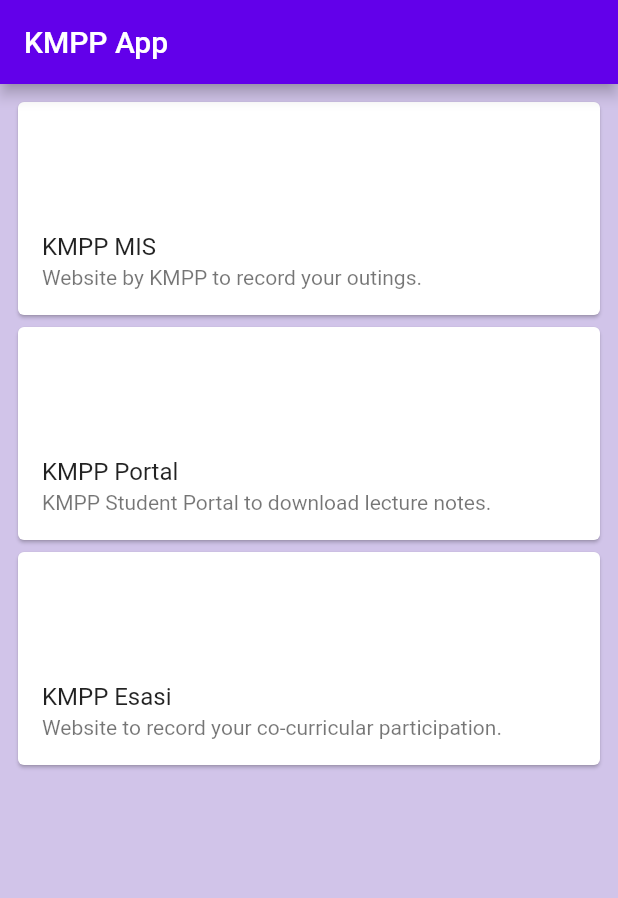
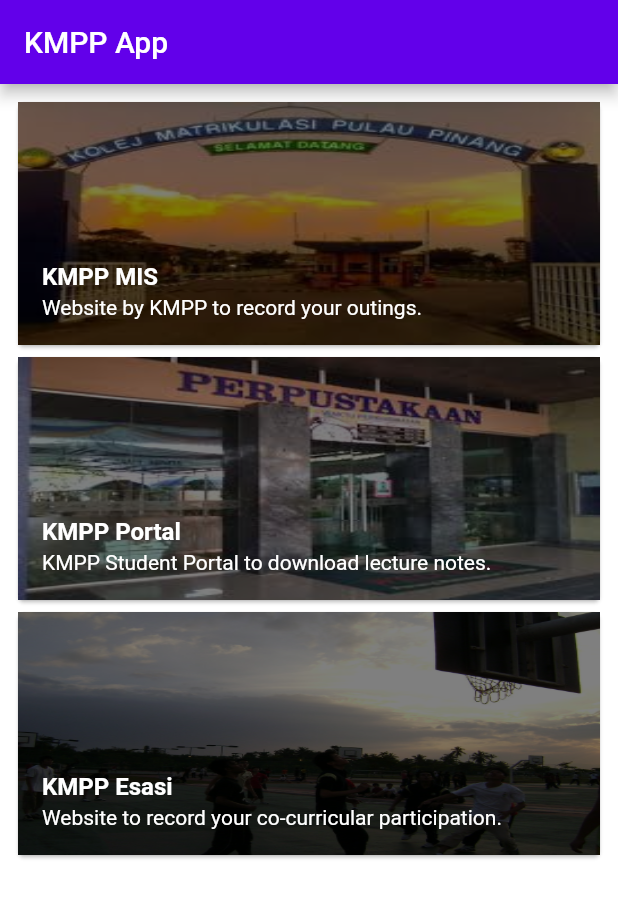
Before and after one commit to autumnlewjb/MyFirstApp, a Flutter app: the screen it shows after launch, on a phone screen of 412 x 824 dp. Shown: the top 898 px of the screen. Run offline on Flutter 3.47's test engine with Material 2 defaults, Android fonts, the phone set to English and light mode, and no system bars.

Commit message:
insert image into the cards and use list view instead

```diff
--- a/kmpp_app/lib/main.dart
+++ b/kmpp_app/lib/main.dart
@@ -1,28 +1,39 @@
 import 'package:flutter/material.dart';
+import 'package:flutter/rendering.dart';
 import 'package:url_launcher/url_launcher.dart';
 
 // The main function is the starting point for all our Flutter apps
 void main() {
   WidgetsFlutterBinding.ensureInitialized();
-  runApp(
-    MaterialApp(
-      home: Scaffold(
-        backgroundColor: Colors.deepPurple[100],
+  runApp(new HomeScreenApp());
+}
+
+class HomeScreenApp extends StatelessWidget {
+  @override
+  Widget build(BuildContext context) {
+    return new MaterialApp(home: new HomeScreenContent());
+  }
+}
+
+class HomeScreenContent extends StatelessWidget {
+  @override
+  Widget build(BuildContext context) {
+    return new Scaffold(
+      backgroundColor: Colors.white,
       appBar: AppBar(
         title: Text('KMPP App'),
         backgroundColor: Colors.deepPurpleAccent[700],
       ),
       body: Padding(
         padding: const EdgeInsets.all(8.0),
-          child: Column(
+        child: ListView(
           children: <Widget>[
             buttons,
           ],
         ),
       ),
-      ),
-    ),
     );
+  }
 }
 
 final kmppLogo = new Expanded(
@@ -44,15 +55,42 @@ final buttons = new Column(
     InkWell(
       onTap: _launchMIS,
       child: Container(
-        height: 150,
+        height: 170,
         child: Card(
-          child: Column(
+          child: Stack(
+            children: <Widget>[
+              Container(
+                decoration: BoxDecoration(
+                  image: DecorationImage(
+                    image: AssetImage('images/welcome.jpg'),
+                    colorFilter: ColorFilter.mode(
+                      Colors.black.withOpacity(0.5),
+                      BlendMode.luminosity,
+                    ),
+                    fit: BoxFit.fill,
+                  ),
+                ),
+              ),
+              Column(
                 mainAxisAlignment: MainAxisAlignment.end,
                 children: <Widget>[
-              ListTile(
-                title: Text('KMPP MIS'),
-                subtitle: Text('Website by KMPP to record your outings. '),
+                  const ListTile(
+                    title: Text(
+                      'KMPP MIS',
+                      style: TextStyle(
+                        color: Colors.white,
+                        fontWeight: FontWeight.bold,
+                      ),
+                    ),
+                    subtitle: Text(
+                      'Website by KMPP to record your outings.',
+                      style: TextStyle(
+                        color: Colors.white,
+                      ),
+                    ),
                   )
+                ],
+              ),
             ],
           ),
         ),
@@ -61,16 +99,42 @@ final buttons = new Column(
     InkWell(
       onTap: _launchPortal,
       child: Container(
-        height: 150,
+        height: 170,
         child: Card(
-          child: Column(
+          child: Stack(
+            children: <Widget>[
+              Container(
+                decoration: BoxDecoration(
+                  image: DecorationImage(
+                    image: AssetImage('images/library.jpg'),
+                    colorFilter: ColorFilter.mode(
+                      Colors.black.withOpacity(0.5),
+                      BlendMode.luminosity,
+                    ),
+                    fit: BoxFit.fill,
+                  ),
+                ),
+              ),
+              Column(
                 mainAxisAlignment: MainAxisAlignment.end,
                 children: <Widget>[
-              ListTile(
-                title: Text('KMPP Portal'),
-                subtitle:
-                    Text('KMPP Student Portal to download lecture notes.'),
+                  const ListTile(
+                    title: Text(
+                      'KMPP Portal',
+                      style: TextStyle(
+                        color: Colors.white,
+                        fontWeight: FontWeight.bold,
+                      ),
+                    ),
+                    subtitle: Text(
+                      'KMPP Student Portal to download lecture notes.',
+                      style: TextStyle(
+                        color: Colors.white,
+                      ),
+                    ),
                   )
+                ],
+              ),
             ],
           ),
         ),
@@ -79,16 +143,44 @@ final buttons = new Column(
     InkWell(
       onTap: _launchEsasi,
       child: Container(
-        height: 150,
+        height: 170,
         child: Card(
-          child: Column(
+          child: Stack(
+            children: <Widget>[
+              Container(
+                decoration: BoxDecoration(
+                  image: DecorationImage(
+                    image: AssetImage(
+                      'images/sport.jpg',
+                    ),
+                    colorFilter: ColorFilter.mode(
+                      Colors.black.withOpacity(0.5),
+                      BlendMode.luminosity,
+                    ),
+                    fit: BoxFit.fill,
+                  ),
+                ),
+              ),
+              Column(
                 mainAxisAlignment: MainAxisAlignment.end,
                 children: <Widget>[
-              ListTile(
-                title: Text('KMPP Esasi'),
+                  const ListTile(
+                    title: Text(
+                      'KMPP Esasi',
+                      style: TextStyle(
+                        color: Colors.white,
+                        fontWeight: FontWeight.bold,
+                      ),
+                    ),
                     subtitle: Text(
-                    'Website to record your co-curricular participation. '),
+                      'Website to record your co-curricular participation. ',
+                      style: TextStyle(
+                        color: Colors.white,
+                      ),
+                    ),
                   )
+                ],
+              ),
             ],
           ),
         ),
--- a/kmpp_app/pubspec.yaml
+++ b/kmpp_app/pubspec.yaml
@@ -48,6 +48,9 @@ flutter:
   # To add assets to your application, add an assets section, like this:
   assets:
     - images/kmpp.jpg
+    - images/library.jpg
+    - images/sport.jpg
+    - images/welcome.jpg
 
   # An image asset can refer to one or more resolution-specific "variants", see
   # https://flutter.dev/assets-and-images/#resolution-aware.
```
Also changed, not shown: kmpp_app/images/library.jpg (added), kmpp_app/images/sport.jpg (added), kmpp_app/images/welcome.jpg (added). Lines whose indentation alone changed are shown as unchanged.
